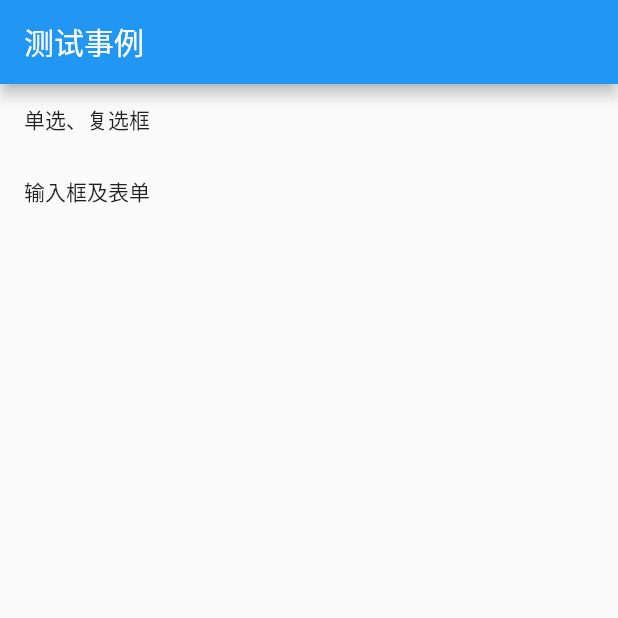
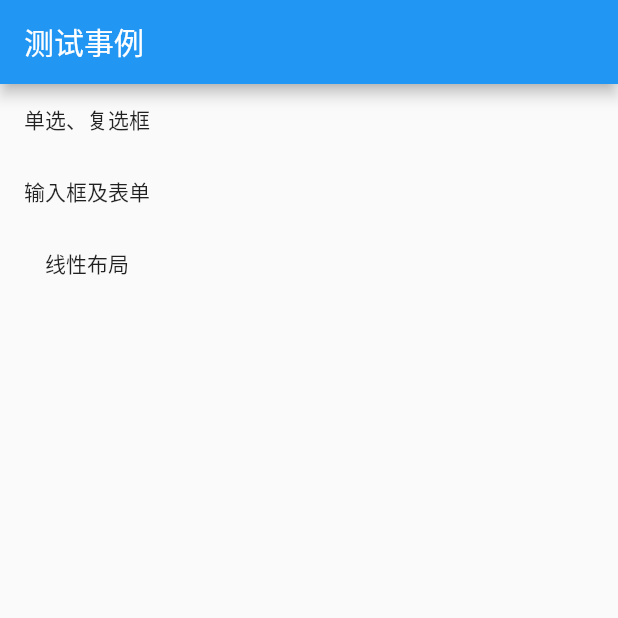
Before and after one commit to aimin987/flutter_tutorial, a Flutter app: the screen it shows after launch, on a phone screen of 412 x 824 dp, the top half of it. Run offline on Flutter 3.47's test engine with Material 2 defaults, Android fonts, the phone set to English and light mode, and no system bars.

Commit message:
线性布局

```diff
--- a/lib/main.dart
+++ b/lib/main.dart
@@ -1,6 +1,7 @@
 import 'package:flutter/material.dart';
 import 'package:flutter_tutorial/examples/counter.dart';
 import 'package:flutter_tutorial/examples/material_widget.dart';
+import 'package:flutter_tutorial/examples/row_column.dart';
 import 'package:flutter_tutorial/examples/state.dart';
 import 'package:flutter_tutorial/examples/switch_checkbox.dart';
 import 'package:flutter_tutorial/examples/textfield_form.dart';
@@ -17,7 +18,8 @@ class Test extends StatelessWidget {
       routes: {
         '/': (context) => HomeRoute(),
         'switch_checkbox': (context) => SwitchAndCheckBoxRoute(),
-        'textfield_form': (context) => TextFieldAndForm()
+        'textfield_form': (context) => TextFieldAndForm(),
+        'row_column': (context) => RowAndColumn()
       },
     );
   }
@@ -42,7 +44,11 @@ class HomeRoute extends StatelessWidget {
               onPressed: () {
                 Navigator.pushNamed(context, 'textfield_form');
               },
-              child: Text('输入框及表单'))
+              child: Text('输入框及表单')),
+          FlatButton(
+            onPressed: () {
+              Navigator.pushNamed(context, 'row_column');
+          }, child: Text('线性布局'))
         ],
       ),
     );
```
Also changed, not shown: lib/examples/row_column.dart (added, +83 -0 lines).
